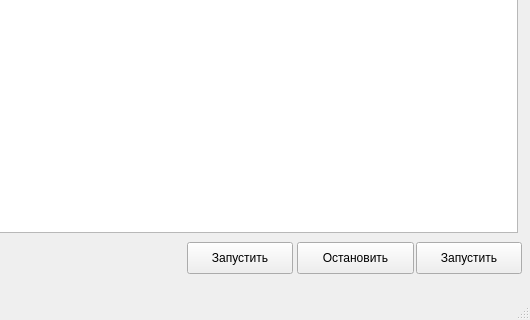
Before: the Qt Designer form src/Tsunami/extractorwindow.ui in maluginp/Tsunami, drawn with Qt 5; both pictures show x 363 to 893 and y 248 to 568 of the 893 by 568 pixel window.
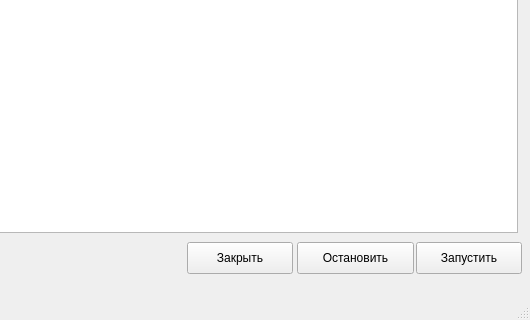
After: the same form once the commit is applied.

Commit message: Add extraction plot form, refs #26

What changed in the file:
```diff
--- a/src/Tsunami/extractorwindow.ui
+++ b/src/Tsunami/extractorwindow.ui
@@ -49,7 +49,7 @@
      </rect>
     </property>
     <property name="text">
-     <string>Запустить</string>
+     <string>Закрыть</string>
     </property>
    </widget>
    <widget class="QTableView" name="parametersTableView">
```
The commit also changes 4 other files.
